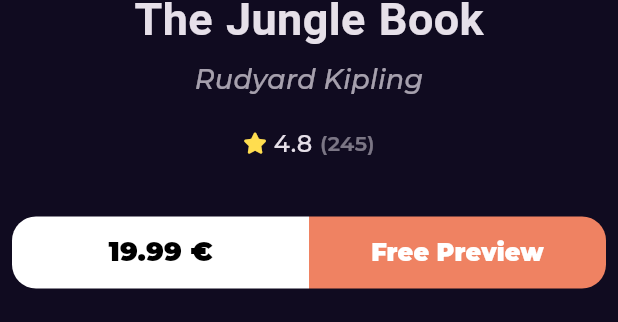
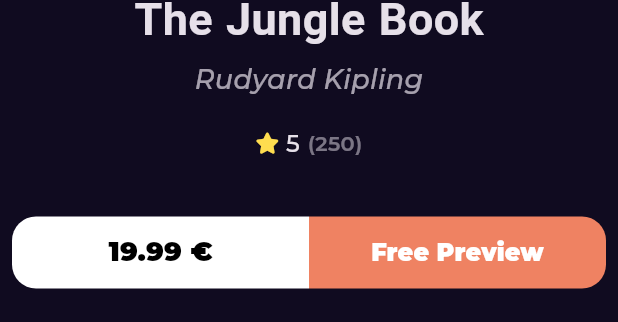
Before and after one commit to AhmedAdel8/Ebook_App, a Flutter app: the BookDetailsSection widget shown alone on an empty page, opened directly, on a phone screen of 412 x 824 dp. Shown: the part 648-970 px from the top of the screen. Run offline on Flutter 3.47's test engine with Material 3 defaults, Android fonts, the phone set to English and light mode, and no system bars; drawn by our look-alikes of cached_network_image; our stand-ins replace bloc, dartz, dio, equatable, flutter_bloc, font_awesome_flutter and 3 more; network calls fail.

Commit message:
display newest books list view data

```diff
--- a/lib/Features/Home/presentation/views/widgets/book_rating.dart
+++ b/lib/Features/Home/presentation/views/widgets/book_rating.dart
@@ -8,9 +8,13 @@ class BookRating extends StatelessWidget {
   const BookRating({
     super.key,
     this.mainAxisAlignment = MainAxisAlignment.start,
+    required this.rating,
+    required this.count,
   });
 
   final MainAxisAlignment mainAxisAlignment;
+  final int rating;
+  final int count;
 
   @override
   Widget build(BuildContext context) {
@@ -26,7 +30,7 @@ class BookRating extends StatelessWidget {
           width: 6.3,
         ),
         Text(
-          '4.8',
+          rating.toString(),
           style: Styles.textStyle16,
         ),
         SizedBox(
@@ -35,7 +39,7 @@ class BookRating extends StatelessWidget {
         Opacity(
           opacity: .5,
           child: Text(
-            '(245)',
+            '($count)',
             style: Styles.textStyle14.copyWith(
               fontWeight: FontWeight.w600,
             ),
--- a/lib/Features/Home/presentation/views/widgets/books_Details_Section.dart
+++ b/lib/Features/Home/presentation/views/widgets/books_Details_Section.dart
@@ -17,7 +17,7 @@ class BookDetailsSection extends StatelessWidget {
       children: [
         Padding(
           padding: EdgeInsets.symmetric(horizontal: width * .2),
-          child: CuatomBookImage(
+          child: CustomBookImage(
             imageUrl: 'https://pngimg.com/uploads/book/book_PNG51090.png',
           ),
         ),
@@ -47,6 +47,8 @@ class BookDetailsSection extends StatelessWidget {
           height: 18,
         ),
         BookRating(
+          rating: 5,
+          count: 250,
           mainAxisAlignment: MainAxisAlignment.center,
         ),
         SizedBox(
--- a/lib/Features/Home/presentation/views/widgets/custom_book_item.dart
+++ b/lib/Features/Home/presentation/views/widgets/custom_book_item.dart
@@ -1,8 +1,8 @@
 import 'package:cached_network_image/cached_network_image.dart';
 import 'package:flutter/material.dart';
 
-class CuatomBookImage extends StatelessWidget {
-  const CuatomBookImage({super.key, required this.imageUrl});
+class CustomBookImage extends StatelessWidget {
+  const CustomBookImage({super.key, required this.imageUrl});
   final String imageUrl;
   @override
   Widget build(BuildContext context) {
--- a/lib/Features/Home/presentation/views/widgets/home_view_body.dart
+++ b/lib/Features/Home/presentation/views/widgets/home_view_body.dart
@@ -12,6 +12,7 @@ class HomeViewBody extends StatelessWidget {
   @override
   Widget build(BuildContext context) {
     return CustomScrollView(
+      physics: BouncingScrollPhysics(),
       slivers: [
         SliverToBoxAdapter(
           child: Column(
@@ -28,7 +29,7 @@ class HomeViewBody extends StatelessWidget {
               Padding(
                 padding: const EdgeInsets.symmetric(horizontal: 30),
                 child: Text(
-                  'Best Seller',
+                  'Newset Books',
                   style: Styles.textStyle18,
                 ),
               ),
--- a/lib/Features/Home/presentation/views/widgets/similar_books_list_view.dart
+++ b/lib/Features/Home/presentation/views/widgets/similar_books_list_view.dart
@@ -13,7 +13,7 @@ class SimilarBooksListView extends StatelessWidget {
           itemBuilder: (context, index) {
             return const Padding(
               padding: EdgeInsets.symmetric(horizontal: 5),
-              child: CuatomBookImage(
+              child: CustomBookImage(
                 imageUrl: 'https://pngimg.com/uploads/book/book_PNG51090.png',
               ),
             );
--- a/lib/Features/Search/presentation/views/widgets/search_view_body.dart
+++ b/lib/Features/Search/presentation/views/widgets/search_view_body.dart
@@ -46,7 +46,8 @@ class SearchResultListView extends StatelessWidget {
       itemBuilder: (context, index) {
         return Padding(
           padding: const EdgeInsets.symmetric(vertical: 10),
-          child: BookListViemItem(),
+          // child: BookListViemItem(),
+          child: Text('data'),
         );
       },
     );
--- a/lib/main.dart
+++ b/lib/main.dart
@@ -30,7 +30,7 @@ class BooklyApp extends StatelessWidget {
         BlocProvider(
           create: (context) => NewsetBooksCubit(
             getIt.get<HomeRepoImpl>(),
-          ),
+          )..fetchNewsetBooks(),
         ),
       ],
       child: MaterialApp.router(
```
Also changed, not shown: lib/Features/Home/data/models/book_model/volume_info.dart (+19 -3 lines), lib/Features/Home/presentation/views/widgets/Best_Seller_List_Viem_Item.dart (+16 -22 lines), lib/Features/Home/presentation/views/widgets/Featured_Books_List_View.dart (+7 -6 lines), lib/Features/Home/presentation/views/widgets/best_seller_list_view.dart (+18 -2 lines).
